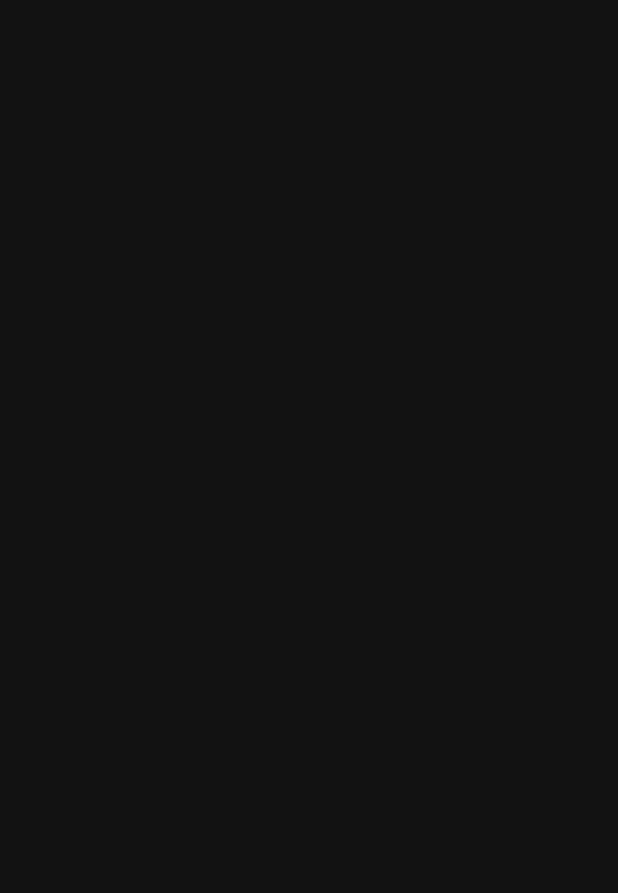
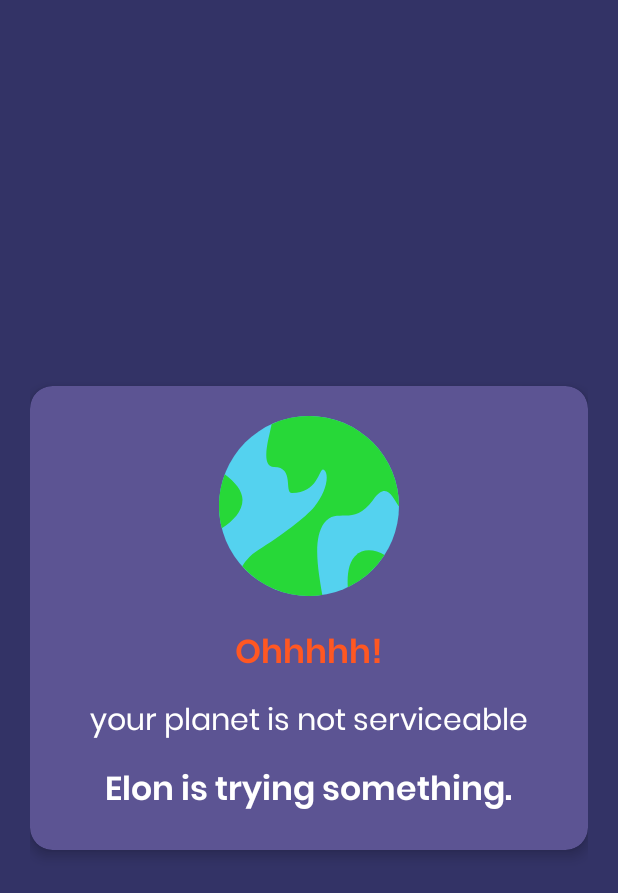
Before and after one commit to Galachka/RaGala, an Android app: the finalActivity screen opened directly, with no data from a screen before it, on a phone screen of 412 x 824 dp. Before the commit the part shown is empty. Shown: the top 893 px of the screen. Run offline under Robolectric (Android 15) with nearby library versions, the phone set to English and light mode, and no system bars.

Commit message:
add new screen

```diff
--- a/app/src/main/AndroidManifest.xml
+++ b/app/src/main/AndroidManifest.xml
@@ -12,6 +12,13 @@
         android:supportsRtl="true"
         android:theme="@style/Theme.ProjectRG"
         tools:targetApi="31">
+        <activity
+            android:name=".SplashScreen"
+            android:exported="false">
+            <meta-data
+                android:name="android.app.lib_name"
+                android:value="" />
+        </activity>
         <activity
             android:name=".finalActivity"
             android:exported="false">
--- /dev/null
+++ b/app/src/main/java/com/example/projectrg/SplashScreen.kt
@@ -0,0 +1,11 @@
+package com.example.projectrg
+
+import androidx.appcompat.app.AppCompatActivity
+import android.os.Bundle
+
+class SplashScreen : AppCompatActivity() {
+    override fun onCreate(savedInstanceState: Bundle?) {
+        super.onCreate(savedInstanceState)
+        setContentView(R.layout.activity_splash_screen)
+    }
+}
--- a/app/src/main/res/layout/activity_final.xml
+++ b/app/src/main/res/layout/activity_final.xml
@@ -1,9 +1,65 @@
 <?xml version="1.0" encoding="utf-8"?>
-<androidx.constraintlayout.widget.ConstraintLayout xmlns:android="http://schemas.android.com/apk/res/android"
+<LinearLayout xmlns:android="http://schemas.android.com/apk/res/android"
     xmlns:app="http://schemas.android.com/apk/res-auto"
     xmlns:tools="http://schemas.android.com/tools"
+    android:background="@color/primary"
     android:layout_width="match_parent"
     android:layout_height="match_parent"
+    android:padding="20dp"
     tools:context=".finalActivity">
 
-</androidx.constraintlayout.widget.ConstraintLayout>
+    <androidx.cardview.widget.CardView
+        android:layout_width="match_parent"
+        android:layout_height="wrap_content"
+        android:backgroundTint="#5C5493"
+        app:cardCornerRadius="15dp"
+
+        android:layout_gravity="center"
+        app:cardElevation="5dp">
+
+        <LinearLayout
+            android:layout_width="match_parent"
+            android:layout_height="match_parent"
+            android:gravity="center"
+            android:padding="20dp"
+            android:orientation="vertical">
+
+            <ImageView
+                android:layout_width="120dp"
+                android:layout_height="120dp"
+                android:src="@drawable/ic_earth"
+                android:elevation="40dp"/>
+
+            <TextView
+                android:layout_width="wrap_content"
+                android:layout_height="wrap_content"
+                android:layout_marginTop="20dp"
+                android:fontFamily="@font/poppins_semibold"
+                android:text="Ohhhhh!"
+                android:textColor="#FF5722"
+                android:textSize="22sp"
+                android:textStyle="bold" />
+
+            <TextView
+                android:layout_width="wrap_content"
+                android:layout_height="wrap_content"
+                android:layout_marginTop="10dp"
+                android:fontFamily="@font/poppins_regular"
+                android:text="your planet is not serviceable"
+                android:textColor="@color/white"
+                android:textSize="20sp" />
+
+            <TextView
+                android:layout_width="wrap_content"
+                android:layout_height="wrap_content"
+                android:layout_marginTop="10dp"
+                android:fontFamily="@font/poppins_semibold"
+                android:text="Elon is trying something."
+                android:textColor="@color/white"
+                android:textSize="22sp"
+                android:textStyle="bold" />
+        </LinearLayout>
+    </androidx.cardview.widget.CardView>
+
+
+</LinearLayout>
--- /dev/null
+++ b/app/src/main/res/layout/activity_splash_screen.xml
@@ -0,0 +1,9 @@
+<?xml version="1.0" encoding="utf-8"?>
+<androidx.constraintlayout.widget.ConstraintLayout xmlns:android="http://schemas.android.com/apk/res/android"
+    xmlns:app="http://schemas.android.com/apk/res-auto"
+    xmlns:tools="http://schemas.android.com/tools"
+    android:layout_width="match_parent"
+    android:layout_height="match_parent"
+    tools:context=".SplashScreen">
+
+</androidx.constraintlayout.widget.ConstraintLayout>
```
